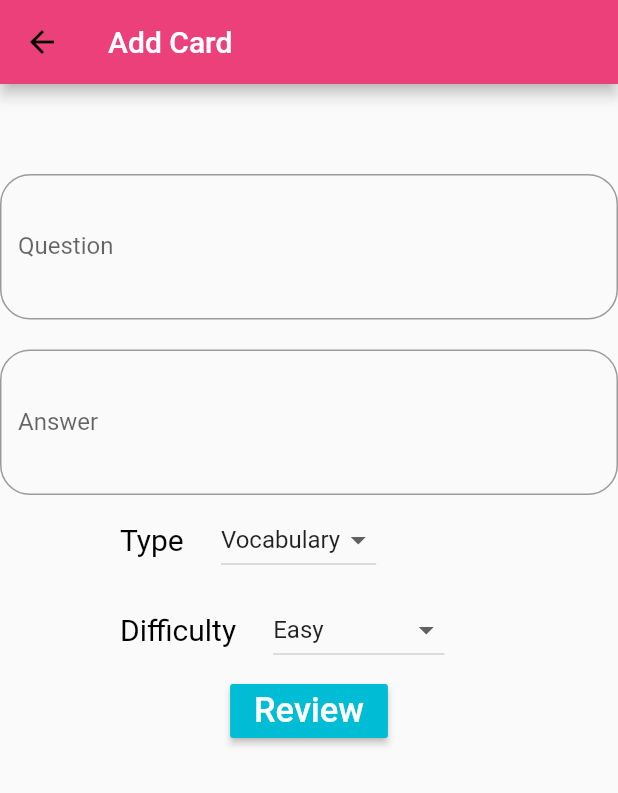
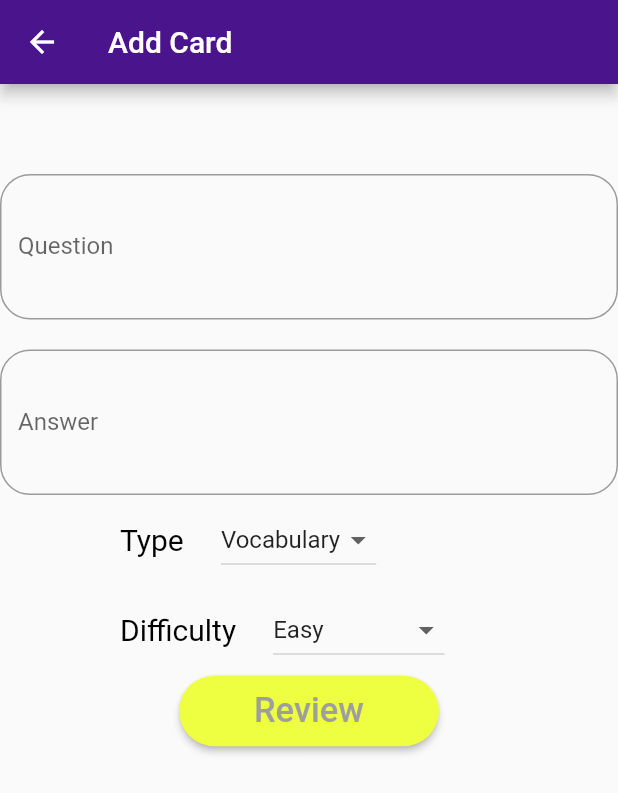
Before and after one commit to nhocconsr/flashcard, a Flutter app: the Home screen opened by its route, on a phone screen of 412 x 824 dp. Shown: the top 793 px of the screen. Run offline on Flutter 3.47's test engine with Material 2 defaults, Android fonts, the phone set to English and light mode, and no system bars; our stand-ins replace flip_card; missing offline and left inert: transformer_page_view; Roboto replaces fonts that are missing (Nunito).

Commit message:
changed back button color

```diff
--- a/lib/addnewcard.dart
+++ b/lib/addnewcard.dart
@@ -75,7 +75,7 @@ class _HomeState extends State<Home> {
       content: new Container(
         height: 200.0,
         child: new Center(
-          child: Text("Your Card Added !"),
+          child: Text("Successfully Added!",style: TextStyle(fontSize: 20),),
         ),
       ),
     );
@@ -142,10 +142,11 @@ class _HomeState extends State<Home> {
   Widget build(BuildContext context) {
     return new Scaffold(
       appBar: AppBar(
-        // title: new Text("Add Card"),
-        // backgroundColor: Colors.teal,
+          iconTheme: IconThemeData(
+            color: Colors.white,
+          ),
         title: new Text("Add Card",style: TextStyle(color: Colors.white,)),
-        backgroundColor: Colors.pink[400],
+        backgroundColor: Colors.purple[900],
       ),
 
       body: new Container(
@@ -232,9 +233,13 @@ class _HomeState extends State<Home> {
               ],
             ),
             new RaisedButton(
-                child: new Text("Review",style: TextStyle(color: Colors.white, fontSize: 23),),
+               shape: RoundedRectangleBorder(
+                    borderRadius: BorderRadius.circular(30),
+                  ),
+                child: new Text("Review",style: TextStyle(color: Colors.grey, fontSize: 23),),
                 // color: Colors.red,
-                color: Colors.cyan[500],
+                padding: EdgeInsets.fromLTRB(50, 10, 50, 10),
+                color: Colors.limeAccent,
                 onPressed: (){confirmdata();}
             )
           ],
```
Also changed, not shown: lib/BeginnerQestions.dart (+6 -4 lines).
